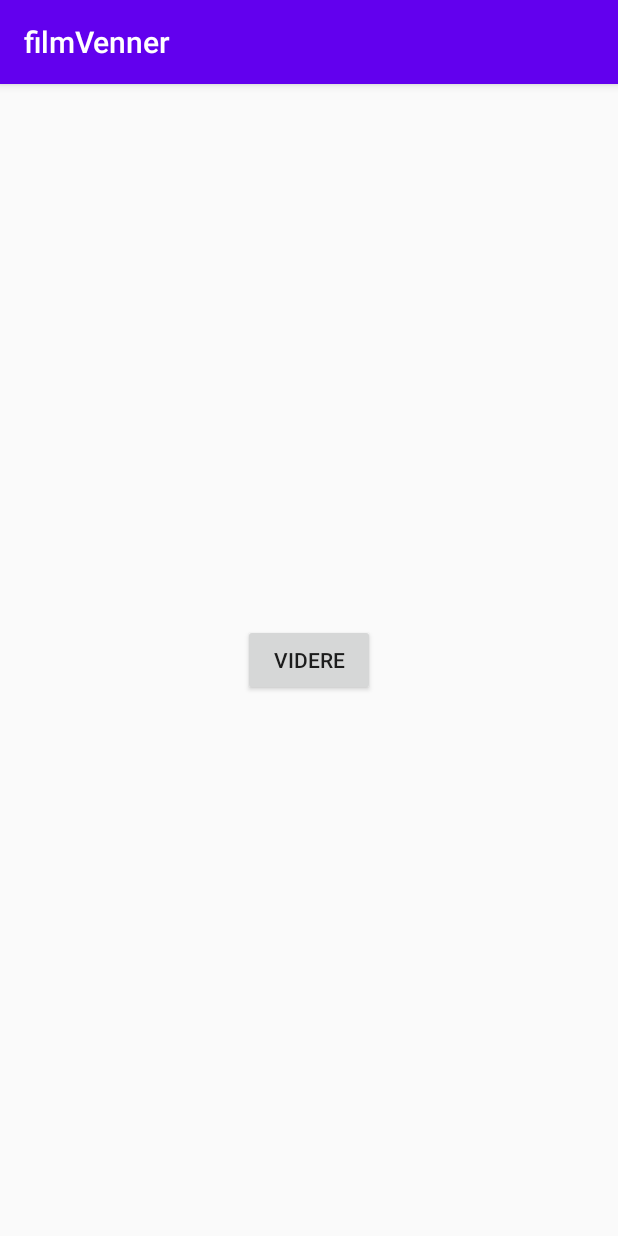
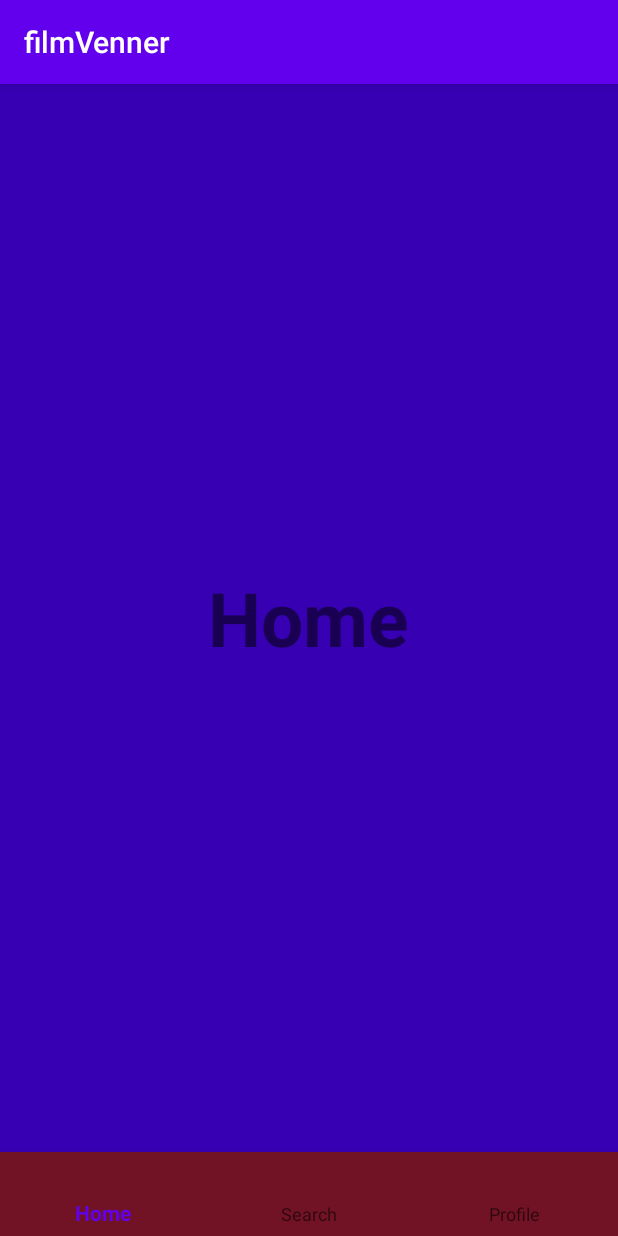
Before and after one commit to Idkirsch/filmVenner, an Android app: the screen it shows after launch (MainActivity), on a phone screen of 412 x 824 dp. Run offline under Robolectric (Android 15) with nearby library versions, the phone set to English and light mode, and no system bars.

Commit message:
Converting three activites to fragments

```diff
--- a/app/build.gradle
+++ b/app/build.gradle
@@ -29,6 +29,7 @@ dependencies {
     implementation 'com.google.android.material:material:1.2.0'
     implementation 'androidx.annotation:annotation:1.1.0'
     implementation 'androidx.lifecycle:lifecycle-extensions:2.2.0'
+    implementation 'androidx.legacy:legacy-support-v4:1.0.0'
     testImplementation 'junit:junit:4.12'
     androidTestImplementation 'androidx.test.ext:junit:1.1.2'
     androidTestImplementation 'androidx.test.espresso:espresso-core:3.3.0'
--- a/app/src/main/AndroidManifest.xml
+++ b/app/src/main/AndroidManifest.xml
@@ -13,9 +13,6 @@
             android:name=".ui.login.LoginActivity"
             android:label="@string/title_activity_login"></activity>
         <activity android:name=".CreateUser" />
-        <activity android:name=".Search" />
-        <activity android:name=".Home" />
-        <activity android:name=".Profile" />
         <activity android:name=".Login" />
         <activity android:name=".MainActivity">
             <intent-filter>
--- /dev/null
+++ b/app/src/main/java/com/example/filmvenner/HomeFragment.java
@@ -0,0 +1,64 @@
+package com.example.filmvenner;
+
+import android.os.Bundle;
+
+import androidx.fragment.app.Fragment;
+
+import android.view.LayoutInflater;
+import android.view.View;
+import android.view.ViewGroup;
+
+/**
+ * A simple {@link Fragment} subclass.
+ * Use the {@link HomeFragment#newInstance} factory method to
+ * create an instance of this fragment.
+ */
+public class HomeFragment extends Fragment {
+
+    // TODO: Rename parameter arguments, choose names that match
+    // the fragment initialization parameters, e.g. ARG_ITEM_NUMBER
+    private static final String ARG_PARAM1 = "param1";
+    private static final String ARG_PARAM2 = "param2";
+
+    // TODO: Rename and change types of parameters
+    private String mParam1;
+    private String mParam2;
+
+    public HomeFragment() {
+        // Required empty public constructor
+    }
+
+    /**
+     * Use this factory method to create a new instance of
+     * this fragment using the provided parameters.
+     *
+     * @param param1 Parameter 1.
+     * @param param2 Parameter 2.
+     * @return A new instance of fragment HomeFragment.
+     */
+    // TODO: Rename and change types and number of parameters
+    public static HomeFragment newInstance(String param1, String param2) {
+        HomeFragment fragment = new HomeFragment();
+        Bundle args = new Bundle();
+        args.putString(ARG_PARAM1, param1);
+        args.putString(ARG_PARAM2, param2);
+        fragment.setArguments(args);
+        return fragment;
+    }
+
+    @Override
+    public void onCreate(Bundle savedInstanceState) {
+        super.onCreate(savedInstanceState);
+        if (getArguments() != null) {
+            mParam1 = getArguments().getString(ARG_PARAM1);
+            mParam2 = getArguments().getString(ARG_PARAM2);
+        }
+    }
+
+    @Override
+    public View onCreateView(LayoutInflater inflater, ViewGroup container,
+                             Bundle savedInstanceState) {
+        // Inflate the layout for this fragment
+        return inflater.inflate(R.layout.fragment_home, container, false);
+    }
+}
--- a/app/src/main/java/com/example/filmvenner/MainActivity.java
+++ b/app/src/main/java/com/example/filmvenner/MainActivity.java
@@ -1,47 +1,117 @@
 package com.example.filmvenner;
 
+import androidx.annotation.NonNull;
 import androidx.appcompat.app.AppCompatActivity;
+import androidx.fragment.app.Fragment;
 
 import android.content.Intent;
 import android.os.Bundle;
+import android.view.MenuItem;
 import android.view.View;
 import android.widget.Button;
 
+import com.google.android.material.bottomnavigation.BottomNavigationView;
+
+import java.util.ArrayDeque;
+import java.util.Deque;
+
 public class MainActivity extends AppCompatActivity implements View.OnClickListener {
 
-    /*
-     Her i denne blok kan vi skrive vigtig info til hinanden.
-
-    Jeg har lavet en meget simpel main activity, hvor der bare er én knap som hedder "videre".
-    Nede i onClick metoden kan man ændre hvilken aktivitet, knappen skal tage dig hen til.
-
-    Tjek lige den her fil ud: app > res > values > colors.xml
-    Her kan man gemme sine egne farver under et navn, og bruge de farver i sit layout.
-    Hvis alle gør dét, bliver det rigtig nemt og hurtigt at ændre farveskalaen til sidst ;-)
-    Jeg har lavet et par stykker, og I skal være velkomne til at ændre dem eller ændre navngivningen
-
-     */
+    BottomNavigationView bottomNavigationView;
+    Deque<Integer> integerDeque = new ArrayDeque<>(3);
+    boolean flag = true;
 
 
-    Button videre;
     @Override
     protected void onCreate(Bundle savedInstanceState) {
         super.onCreate(savedInstanceState);
         setContentView(R.layout.activity_main);
+        bottomNavigationView = findViewById(R.id.bottom_nav);
 
-        videre = (Button) findViewById(R.id.buttonVidere);
-        videre.setOnClickListener(this);
+        //ad home frag in deque
+        integerDeque.push(R.id.home);
 
+        //set home as default fragment
+        loadFragment(new HomeFragment());
+        bottomNavigationView.setSelectedItemId(R.id.home);
 
+        bottomNavigationView.setOnNavigationItemSelectedListener(
+                new BottomNavigationView.OnNavigationItemSelectedListener() {
+                    @Override
+                    public boolean onNavigationItemSelected(@NonNull MenuItem item) {
+                        //get selected item id
+                        int id = item.getItemId();
+                        //check condition
+                        if(integerDeque.contains(id)){
+                            //when deque list contains selected id
+                            //check condition
+                            if(id ==R.id.home){
+                                // when selected is home
+                                //check condition
+                                if(integerDeque.size() != 1){
+                                    if(flag){
+                                        //when flag is true, add home fragment in deque list
+                                        integerDeque.addFirst(R.id.home);
+                                        //set flag to false
+                                        flag = false;
+                                    }
+                                }
+                            }
+                            //Remove selected id from deque list
+                            integerDeque.remove(id);
+                        }
+                        //push selected id in dqueqlist
+                        integerDeque.push(id);
+                        //load fragment
+                        loadFragment(getFragment(item.getItemId()));
+                        return true;
+                    }
+                }
+        );
+
+    }
+
+    private Fragment getFragment(int itemId) {
+        switch(itemId){
+            case R.id.home:
+                //set checked home frag
+                bottomNavigationView.getMenu().getItem(0).setChecked(true);
+                //return home frag
+                return new HomeFragment();
+            case R.id.search:
+                bottomNavigationView.getMenu().getItem(1).setChecked(true);
+                return new SearchFragment();
+            case R.id.profile:
+                bottomNavigationView.getMenu().getItem(2).setChecked(true);
+                return new ProfileFragment();
+
+        }
+        //set checked default fome frag
+        bottomNavigationView.getMenu().getItem(0).setChecked(true);
+        return new HomeFragment();
+    }
+
+    private void loadFragment(Fragment fragment) {
+        getSupportFragmentManager()
+                .beginTransaction()
+                .replace(R.id.fragment,fragment,fragment.getClass().getSimpleName()).commit();
+    }
+
+    @Override
+    public void onBackPressed() {
+        //pop to previous fragment
+        integerDeque.pop();
+        if(!integerDeque.isEmpty()){
+            //when list in not empty
+            loadFragment(getFragment(integerDeque.peek()));
+        }else{
+            //when deque is empty
+            finish();
+        }
     }
 
     @Override
     public void onClick(View view) {
-        if(view == videre){
-            // her kan man ændre hvilken side knappen tager dig hen til
-            Intent login = new Intent(this, Login.class);
-            this.startActivity(login);
-        }
 
     }
 }
--- a/app/src/main/res/layout/activity_main.xml
+++ b/app/src/main/res/layout/activity_main.xml
@@ -1,29 +1,24 @@
 <?xml version="1.0" encoding="utf-8"?>
-<androidx.constraintlayout.widget.ConstraintLayout xmlns:android="http://schemas.android.com/apk/res/android"
-    xmlns:app="http://schemas.android.com/apk/res-auto"
+
+<LinearLayout xmlns:app="http://schemas.android.com/apk/res-auto"
     xmlns:tools="http://schemas.android.com/tools"
+    xmlns:android="http://schemas.android.com/apk/res/android"
     android:layout_width="match_parent"
     android:layout_height="match_parent"
+    android:orientation="vertical"
     tools:context=".MainActivity">
 
-    <TextView
-        android:layout_width="wrap_content"
+    <FrameLayout
+        android:layout_width="match_parent"
+        android:layout_height="0dp"
+        android:layout_weight="1"
+        android:id="@+id/fragment"/>
+
+    <com.google.android.material.bottomnavigation.BottomNavigationView
+        android:layout_width="match_parent"
         android:layout_height="wrap_content"
-        android:text="Hello World!"
-        app:layout_constraintBottom_toBottomOf="parent"
-        app:layout_constraintLeft_toLeftOf="parent"
-        app:layout_constraintRight_toRightOf="parent"
-        app:layout_constraintTop_toTopOf="parent" />
+        android:id="@+id/bottom_nav"
+        android:background="@color/backgroundRed"
+        app:menu="@menu/bn_menu"/>
 
-    <Button
-        android:id="@+id/buttonVidere"
-        android:layout_width="wrap_content"
-        android:layout_height="wrap_content"
-        android:text="Videre"
-        app:layout_constraintTop_toTopOf="parent"
-        app:layout_constraintBottom_toBottomOf="parent"
-        app:layout_constraintLeft_toLeftOf="parent"
-        app:layout_constraintRight_toRightOf="parent"
-        tools:layout_editor_absoluteX="163dp" />
-
-</androidx.constraintlayout.widget.ConstraintLayout>
+</LinearLayout>
--- /dev/null
+++ b/app/src/main/res/layout/fragment_home.xml
@@ -0,0 +1,20 @@
+<?xml version="1.0" encoding="utf-8"?>
+<RelativeLayout
+    xmlns:android="http://schemas.android.com/apk/res/android"
+    xmlns:tools="http://schemas.android.com/tools"
+    android:layout_width="match_parent"
+    android:layout_height="match_parent"
+    tools:context=".HomeFragment"
+    android:background="@color/colorPrimaryDark">
+
+
+    <TextView
+        android:layout_width="wrap_content"
+        android:layout_height="wrap_content"
+        android:text="Home"
+        android:textSize="50sp"
+        android:textStyle="bold"
+        android:layout_centerInParent="true"
+        />
+
+</RelativeLayout>
--- /dev/null
+++ b/app/src/main/res/menu/bn_menu.xml
@@ -0,0 +1,18 @@
+<?xml version="1.0" encoding="utf-8"?>
+<menu xmlns:android="http://schemas.android.com/apk/res/android">
+    <item
+        android:id="@+id/home"
+        android:title="Home"
+        />
+    <item
+        android:id="@+id/search"
+        android:title="Search"
+        />
+    <item
+        android:id="@+id/profile"
+        android:title="Profile"
+        />
+
+
+
+</menu>
--- a/app/src/main/res/values/strings.xml
+++ b/app/src/main/res/values/strings.xml
@@ -9,4 +9,6 @@
     <string name="invalid_username">Not a valid username</string>
     <string name="invalid_password">Password must be >5 characters</string>
     <string name="login_failed">"Login failed"</string>
+    <!-- TODO: Remove or change this placeholder text -->
+    <string name="hello_blank_fragment">Hello blank fragment</string>
 </resources>
```
Also changed, not shown: app/src/main/java/com/example/filmvenner/Home.java (deleted, +0 -14 lines), app/src/main/java/com/example/filmvenner/Profile.java (deleted, +0 -14 lines), app/src/main/java/com/example/filmvenner/ProfileFragment.java (added, +64 -0 lines), app/src/main/java/com/example/filmvenner/Search.java (deleted, +0 -14 lines), app/src/main/java/com/example/filmvenner/SearchFragment.java (added, +64 -0 lines), app/src/main/res/layout/activity_home.xml (deleted, +0 -9 lines), app/src/main/res/layout/activity_profile.xml (deleted, +0 -9 lines), app/src/main/res/layout/activity_search.xml (deleted, +0 -9 lines), app/src/main/res/layout/fragment_profile.xml (added, +19 -0 lines), app/src/main/res/layout/fragment_search.xml (added, +19 -0 lines).
